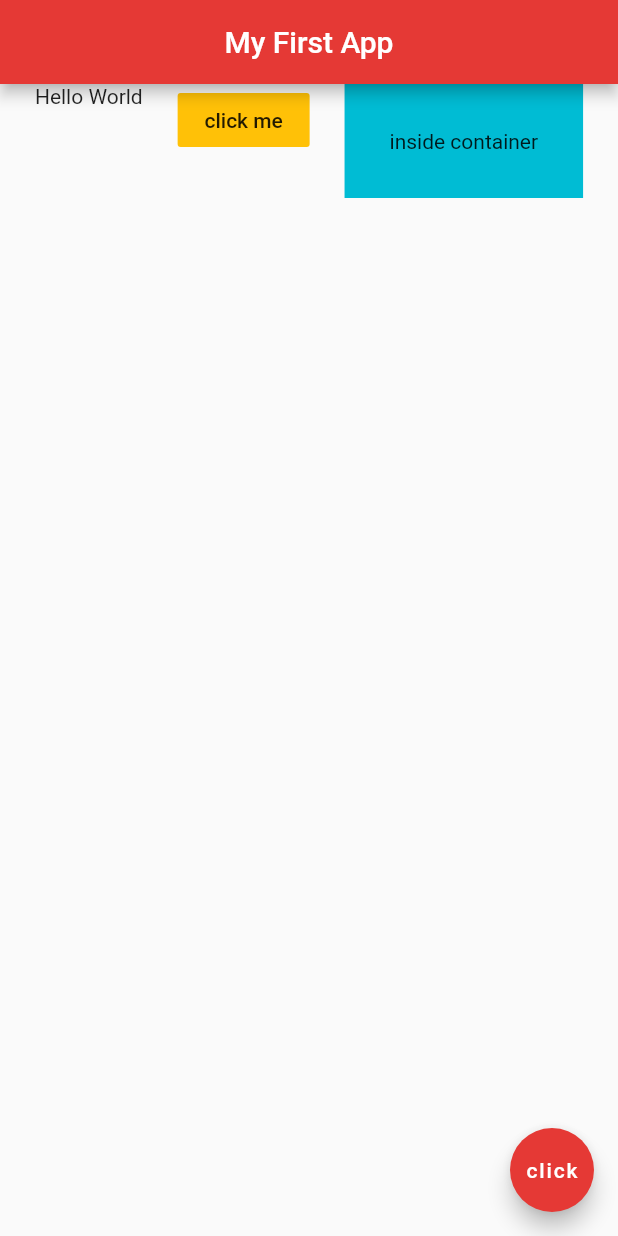
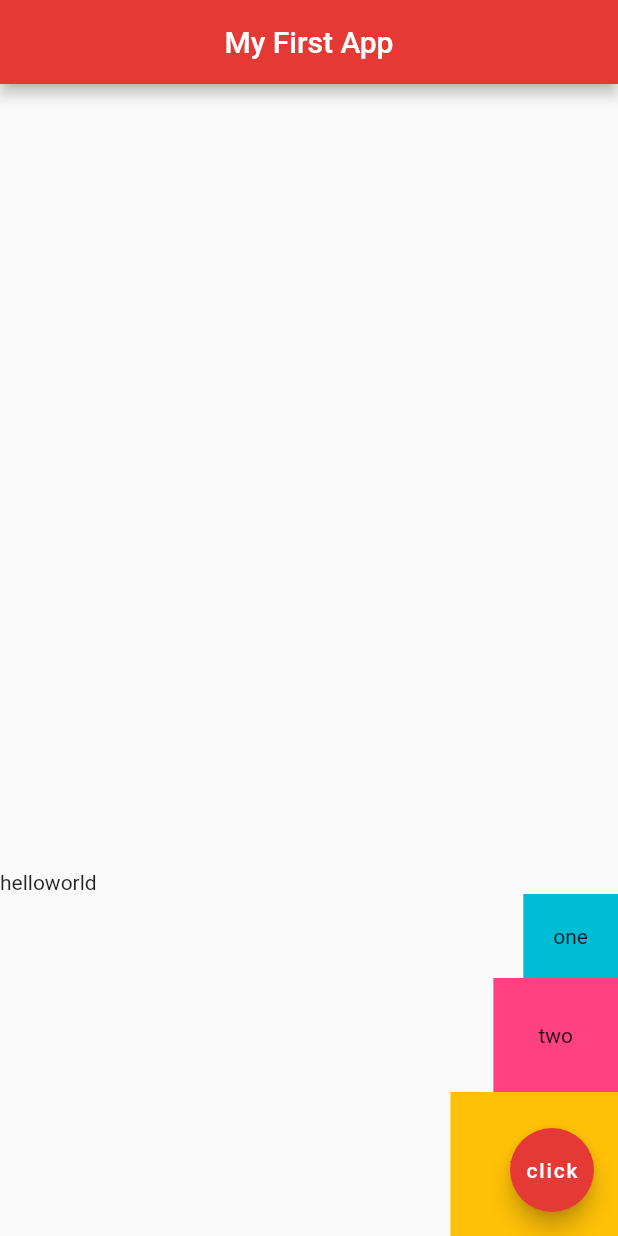
Before and after one commit to Satvik782/FlutterBasics, a Flutter app: the screen it shows after launch, on a phone screen of 412 x 824 dp. Run offline on Flutter 3.47's test engine with Material 2 defaults, Android fonts, the phone set to English and light mode, and no system bars.

Commit message:
lesson 12

```diff
--- a/lib/main.dart
+++ b/lib/main.dart
@@ -15,21 +15,31 @@ class Home extends StatelessWidget {
         centerTitle: true,
         backgroundColor: Colors.red[600],
       ),
-      body: Row(
-        mainAxisAlignment: MainAxisAlignment.spaceEvenly,
-        crossAxisAlignment: CrossAxisAlignment.start,
+      body: Column(
+        mainAxisAlignment: MainAxisAlignment.end,
+        crossAxisAlignment: CrossAxisAlignment.end,
         children: <Widget>[
-          Text('Hello World'),
-          FlatButton(
-              onPressed: (){},
-              color: Colors.amber,
-              child: Text('click me')
+          Row(
+            children: <Widget>[
+              Text('hello'),
+              Text('world')
+            ],
           ),
           Container(
+            padding: EdgeInsets.all(20.0),
             color: Colors.cyan,
+            child: Text('one'),
+          ),
+          Container(
             padding: EdgeInsets.all(30.0),
-            child: Text('inside container'),
-          )
+            color: Colors.pinkAccent,
+            child: Text('two'),
+          ),
+          Container(
+            padding: EdgeInsets.all(40.0),
+            color: Colors.amber,
+            child: Text('three'),
+          ),
         ],
       ),
       floatingActionButton: FloatingActionButton(
```
